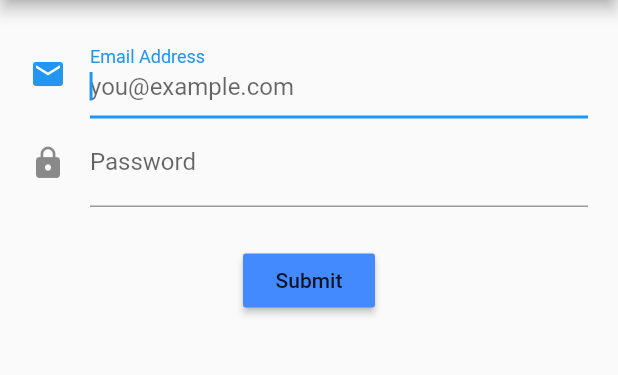
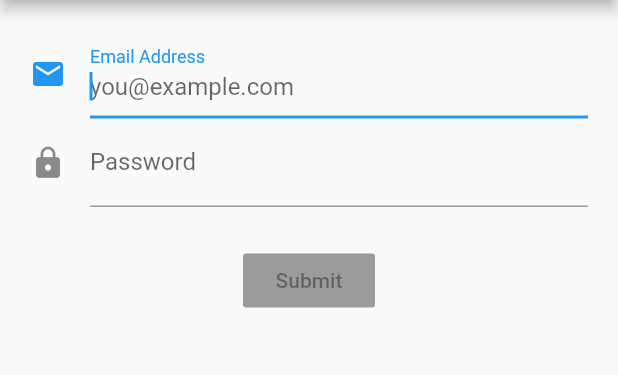
Before and after one commit to jenarvaezg/flutter-stateful-login, a Flutter app: the screen it shows after launch, after a tap on "Go to BLoC Login", on a phone screen of 412 x 824 dp, the part 84-459 px from its top. Run offline on Flutter 3.47's test engine with Material 2 defaults, Android fonts, the phone set to English and light mode, and no system bars; our stand-ins replace rxdart.

Commit message:
Aded rxdart and bloc submission

```diff
--- a/lib/blocs/login_bloc.dart
+++ b/lib/blocs/login_bloc.dart
@@ -1,17 +1,29 @@
 import 'dart:async';
+
+import 'package:rxdart/rxdart.dart';
 
 import 'package:flutter_login_poc/blocs/login_validator.dart';
 
 class LoginBloc extends Object with LoginBlocValidator {
-  final StreamController _emailController = StreamController<String>.broadcast();
-  final StreamController _passwordController = StreamController<String>.broadcast();
-
+  final _emailController = BehaviorSubject<String>();
+  final _passwordController = BehaviorSubject<String>();
 
   Function(String) get changeEmail => _emailController.sink.add;
   Function(String) get changePassword => _passwordController.sink.add;
 
-  Stream<String> get email => _emailController.stream.transform(validateEmailTransformer);
-  Stream<String> get password => _passwordController.stream.transform(validatePasswordTransformer);
+  Stream<String> get email =>
+      _emailController.stream.transform(validateEmailTransformer);
+  Stream<String> get password =>
+      _passwordController.stream.transform(validatePasswordTransformer);
+  Stream<bool> get submitValid =>
+      Observable.combineLatest2(email, password, (e, p) => true);
+
+  submit() {
+    final email = _emailController.value;
+    final password = _passwordController.value;
+
+    print("Now I would submit $email and $password");
+  }
 
   void dispose() {
     _emailController.close();
--- a/lib/screens/bloc_login_screen.dart
+++ b/lib/screens/bloc_login_screen.dart
@@ -1,4 +1,5 @@
 import 'package:flutter/material.dart';
+import 'package:flutter_login_poc/blocs/login_bloc.dart';
 import '../blocs/login_bloc_provider.dart';
 
 class BLoCLoginScreen extends StatelessWidget {
@@ -6,8 +7,7 @@ class BLoCLoginScreen extends StatelessWidget {
 
   final String title = 'Log me in with a BLoC!';
 
-  Widget emailField(BuildContext context) {
-    final loginBloc = LoginProvider.of(context);
+  Widget emailField(LoginBloc loginBloc) {
     return StreamBuilder(
       stream: loginBloc.email,
       builder: (BuildContext context, AsyncSnapshot<String> snapshot) {
@@ -26,8 +26,7 @@ class BLoCLoginScreen extends StatelessWidget {
     );
   }
 
-  Widget passwordField(BuildContext context) {
-    final loginBloc = LoginProvider.of(context);
+  Widget passwordField(LoginBloc loginBloc) {
     return StreamBuilder(
       stream: loginBloc.password,
       builder: (BuildContext context, AsyncSnapshot<String> snapshot) {
@@ -45,16 +44,23 @@ class BLoCLoginScreen extends StatelessWidget {
     );
   }
 
-  Widget submitButton(BuildContext context) {
-    return RaisedButton(
-      child: Text('Submit'),
-      color: Colors.blueAccent,
-      onPressed: () {},
+  Widget submitButton(LoginBloc loginBloc) {
+    return StreamBuilder(
+      stream: loginBloc.submitValid,
+      builder: (BuildContext context, AsyncSnapshot<bool> snapshot) {
+        return RaisedButton(
+          child: Text('Submit'),
+          color: Colors.blueAccent,
+          onPressed: snapshot.hasData ? loginBloc.submit : null,
+        );
+      },
     );
   }
 
   @override
   Widget build(BuildContext context) {
+    LoginBloc loginBloc = LoginProvider.of(context);
+
     return Scaffold(
       appBar: AppBar(
         title: Text(title),
@@ -63,10 +69,10 @@ class BLoCLoginScreen extends StatelessWidget {
         margin: EdgeInsets.all(20),
         child: Column(
           children: <Widget>[
-            emailField(context),
-            passwordField(context),
+            emailField(loginBloc),
+            passwordField(loginBloc),
             Container(margin: EdgeInsets.only(bottom: 25)),
-            submitButton(context),
+            submitButton(loginBloc),
           ],
         ),
       ),
--- a/pubspec.yaml
+++ b/pubspec.yaml
@@ -19,6 +19,7 @@ dependencies:
   # The following adds the Cupertino Icons font to your application.
   # Use with the CupertinoIcons class for iOS style icons.
   cupertino_icons: ^0.1.2
+  rxdart: ^0.20.0
 
 dev_dependencies:
   flutter_test:
```
Also changed, not shown: lib/screens/home_screen.dart (line endings or trailing spaces).
